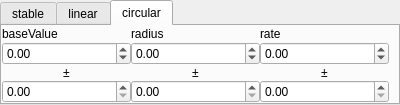
Old version of the form QT/numbereditwidget.ui in the repository kelingjie1/Starfall.
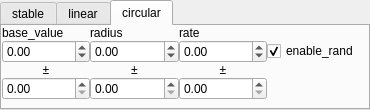
New version of the form. The open tabs and pages were chosen to show the change.

```diff
--- a/QT/numbereditwidget.ui
+++ b/QT/numbereditwidget.ui
@@ -6,10 +6,28 @@
    <rect>
     <x>0</x>
     <y>0</y>
-    <width>400</width>
-    <height>105</height>
+    <width>370</width>
+    <height>110</height>
    </rect>
   </property>
+  <property name="sizePolicy">
+   <sizepolicy hsizetype="Fixed" vsizetype="Fixed">
+    <horstretch>0</horstretch>
+    <verstretch>0</verstretch>
+   </sizepolicy>
+  </property>
+  <property name="minimumSize">
+   <size>
+    <width>370</width>
+    <height>110</height>
+   </size>
+  </property>
+  <property name="maximumSize">
+   <size>
+    <width>370</width>
+    <height>110</height>
+   </size>
+  </property>
   <property name="windowTitle">
    <string>TabWidget</string>
   </property>
@@ -186,20 +204,13 @@
     <property name="spacing">
      <number>0</number>
     </property>
-    <item row="1" column="0">
-     <widget class="QDoubleSpinBox" name="doubleSpinBox_9">
-      <property name="minimum">
-       <double>-10000.000000000000000</double>
-      </property>
-      <property name="maximum">
-       <double>10000.000000000000000</double>
-      </property>
-     </widget>
-    </item>
-    <item row="0" column="0">
-     <widget class="QLabel" name="label_5">
+    <item row="2" column="2">
+     <widget class="QLabel" name="circularRateRandLabel">
       <property name="text">
-       <string>baseValue</string>
+       <string>±</string>
+      </property>
+      <property name="alignment">
+       <set>Qt::AlignCenter</set>
       </property>
      </widget>
     </item>
@@ -210,6 +221,40 @@
       </property>
      </widget>
     </item>
+    <item row="3" column="0">
+     <widget class="QDoubleSpinBox" name="circularBaseRandBox">
+      <property name="maximum">
+       <double>10000.000000000000000</double>
+      </property>
+     </widget>
+    </item>
+    <item row="1" column="0">
+     <widget class="QDoubleSpinBox" name="circularBaseBox">
+      <property name="minimum">
+       <double>-10000.000000000000000</double>
+      </property>
+      <property name="maximum">
+       <double>10000.000000000000000</double>
+      </property>
+     </widget>
+    </item>
+    <item row="1" column="2">
+     <widget class="QDoubleSpinBox" name="circularRateBox">
+      <property name="minimum">
+       <double>-10000.000000000000000</double>
+      </property>
+      <property name="maximum">
+       <double>10000.000000000000000</double>
+      </property>
+     </widget>
+    </item>
+    <item row="0" column="0">
+     <widget class="QLabel" name="label_5">
+      <property name="text">
+       <string>base_value</string>
+      </property>
+     </widget>
+    </item>
     <item row="1" column="1">
      <widget class="QDoubleSpinBox" name="doubleSpinBox_8">
       <property name="minimum">
@@ -227,23 +272,6 @@
       </property>
      </widget>
     </item>
-    <item row="1" column="2">
-     <widget class="QDoubleSpinBox" name="doubleSpinBox_11">
-      <property name="minimum">
-       <double>-10000.000000000000000</double>
-      </property>
-      <property name="maximum">
-       <double>10000.000000000000000</double>
-      </property>
-     </widget>
-    </item>
-    <item row="3" column="0">
-     <widget class="QDoubleSpinBox" name="doubleSpinBox_10">
-      <property name="maximum">
-       <double>10000.000000000000000</double>
-      </property>
-     </widget>
-    </item>
     <item row="2" column="0">
      <widget class="QLabel" name="label_6">
       <property name="sizePolicy">
@@ -260,33 +288,6 @@
       </property>
      </widget>
     </item>
-    <item row="2" column="1">
-     <widget class="QLabel" name="label_7">
-      <property name="text">
-       <string>±</string>
-      </property>
-      <property name="alignment">
-       <set>Qt::AlignCenter</set>
-      </property>
-     </widget>
-    </item>
-    <item row="3" column="1">
-     <widget class="QDoubleSpinBox" name="doubleSpinBox_7">
-      <property name="maximum">
-       <double>10000.000000000000000</double>
-      </property>
-     </widget>
-    </item>
-    <item row="2" column="2">
-     <widget class="QLabel" name="label_10">
-      <property name="text">
-       <string>±</string>
-      </property>
-      <property name="alignment">
-       <set>Qt::AlignCenter</set>
-      </property>
-     </widget>
-    </item>
     <item row="3" column="2">
      <widget class="QDoubleSpinBox" name="doubleSpinBox_12">
       <property name="maximum">
@@ -294,6 +295,46 @@
       </property>
      </widget>
     </item>
+    <item row="1" column="3">
+     <widget class="QCheckBox" name="circularRandCheckBox">
+      <property name="text">
+       <string>enable_rand</string>
+      </property>
+      <property name="checked">
+       <bool>true</bool>
+      </property>
+     </widget>
+    </item>
+    <item row="2" column="1">
+     <widget class="QLabel" name="circularRadiusRandLabel">
+      <property name="text">
+       <string>±</string>
+      </property>
+      <property name="alignment">
+       <set>Qt::AlignCenter</set>
+      </property>
+     </widget>
+    </item>
+    <item row="3" column="1">
+     <widget class="QDoubleSpinBox" name="circularRadiusRandBox">
+      <property name="maximum">
+       <double>10000.000000000000000</double>
+      </property>
+     </widget>
+    </item>
+    <item row="4" column="0">
+     <spacer name="verticalSpacer_3">
+      <property name="orientation">
+       <enum>Qt::Vertical</enum>
+      </property>
+      <property name="sizeHint" stdset="0">
+       <size>
+        <width>20</width>
+        <height>40</height>
+       </size>
+      </property>
+     </spacer>
+    </item>
    </layout>
   </widget>
  </widget>
```
Left out of the diff: 192 changed lines with no effect on the pictures.
